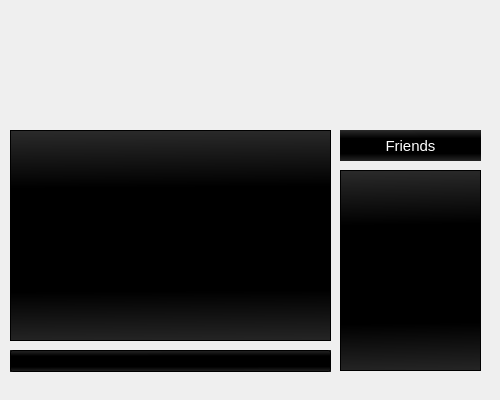
The window that mainwindow.ui (nmhaker/Source-Code) describes before a commit, drawn with Qt 5.
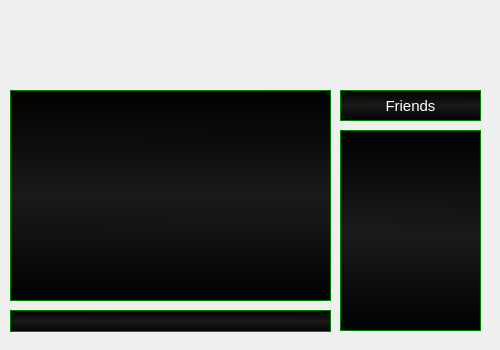
The same window after the commit.

```diff
--- a/mainwindow.ui
+++ b/mainwindow.ui
@@ -7,7 +7,7 @@
     <x>0</x>
     <y>0</y>
     <width>500</width>
-    <height>400</height>
+    <height>350</height>
    </rect>
   </property>
   <property name="minimumSize">
@@ -19,7 +19,7 @@
   <property name="maximumSize">
    <size>
     <width>500</width>
-    <height>400</height>
+    <height>350</height>
    </size>
   </property>
   <property name="baseSize">
@@ -42,28 +42,29 @@
     <property name="geometry">
      <rect>
       <x>340</x>
-      <y>170</y>
+      <y>130</y>
       <width>141</width>
       <height>201</height>
      </rect>
     </property>
     <property name="styleSheet">
-     <string notr="true">background-color: qlineargradient(spread:reflect, x1:0.474458, y1:0.517, x2:0.469, y2:0, stop:0.473958 rgba(0, 0, 0, 255), stop:1 rgba(42, 42, 42, 255));
-color:white;
-</string>
+     <string notr="true">background-color: qlineargradient(spread:reflect, x1:0.54, y1:0.510955, x2:0.545, y2:0, stop:0 rgba(26, 26, 26, 255), stop:1 rgba(0, 0, 0, 255));
+border: 1px solid green;
+color:white;</string>
     </property>
    </widget>
    <widget class="QLineEdit" name="lineEdit">
     <property name="geometry">
      <rect>
       <x>10</x>
-      <y>350</y>
+      <y>310</y>
       <width>321</width>
       <height>22</height>
      </rect>
     </property>
     <property name="styleSheet">
-     <string notr="true">background-color: qlineargradient(spread:reflect, x1:0.474458, y1:0.517, x2:0.469, y2:0, stop:0.473958 rgba(0, 0, 0, 255), stop:1 rgba(42, 42, 42, 255));
+     <string notr="true">background-color: qlineargradient(spread:reflect, x1:0.54, y1:0.510955, x2:0.545, y2:0, stop:0 rgba(26, 26, 26, 255), stop:1 rgba(0, 0, 0, 255));
+border: 1px solid green;
 color:white;</string>
     </property>
    </widget>
@@ -71,7 +72,7 @@
     <property name="geometry">
      <rect>
       <x>340</x>
-      <y>130</y>
+      <y>90</y>
       <width>141</width>
       <height>31</height>
      </rect>
@@ -82,10 +83,9 @@
      </font>
     </property>
     <property name="styleSheet">
-     <string notr="true">QLabel{
-background-color: qlineargradient(spread:reflect, x1:0.474458, y1:0.517, x2:0.469, y2:0, stop:0.473958 rgba(0, 0, 0, 255), stop:1 rgba(42, 42, 42, 255));
-color:white;
-}</string>
+     <string notr="true">background-color: qlineargradient(spread:reflect, x1:0.54, y1:0.510955, x2:0.545, y2:0, stop:0 rgba(26, 26, 26, 255), stop:1 rgba(0, 0, 0, 255));
+border: 1px solid green;
+color:white;</string>
     </property>
     <property name="text">
      <string>Friends</string>
@@ -98,13 +98,14 @@
     <property name="geometry">
      <rect>
       <x>10</x>
-      <y>130</y>
+      <y>90</y>
       <width>321</width>
       <height>211</height>
      </rect>
     </property>
     <property name="styleSheet">
-     <string notr="true">background-color: qlineargradient(spread:reflect, x1:0.474458, y1:0.517, x2:0.469, y2:0, stop:0.473958 rgba(0, 0, 0, 255), stop:1 rgba(42, 42, 42, 255));
+     <string notr="true">background-color: qlineargradient(spread:reflect, x1:0.54, y1:0.510955, x2:0.545, y2:0, stop:0 rgba(26, 26, 26, 255), stop:1 rgba(0, 0, 0, 255));
+border: 1px solid green;
 color:white;</string>
     </property>
    </widget>
```
